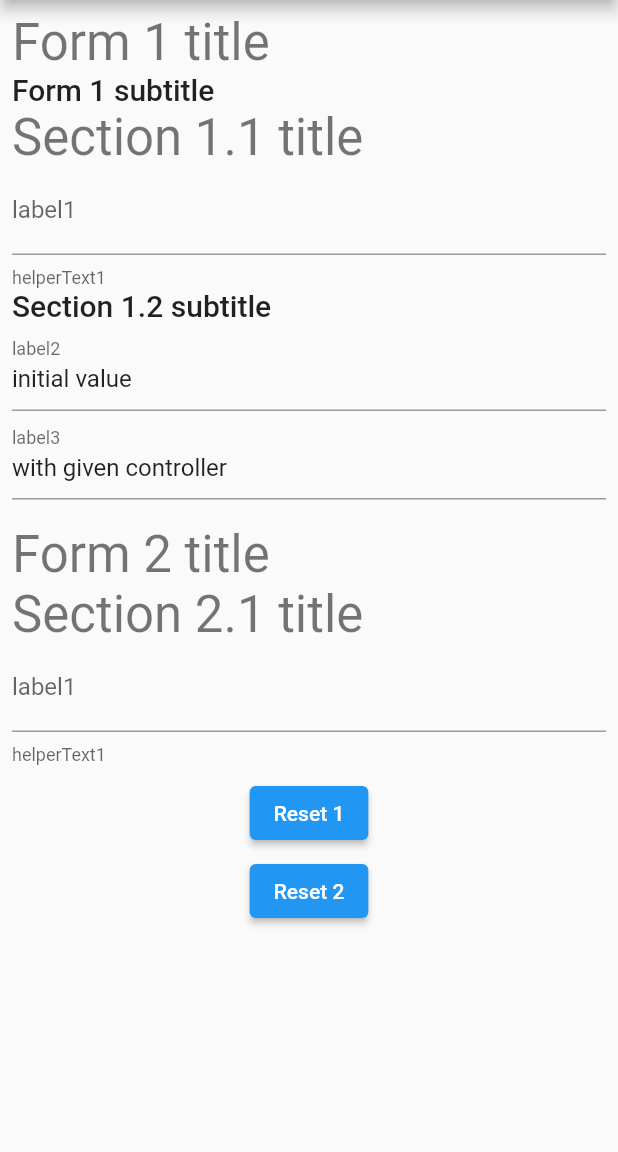
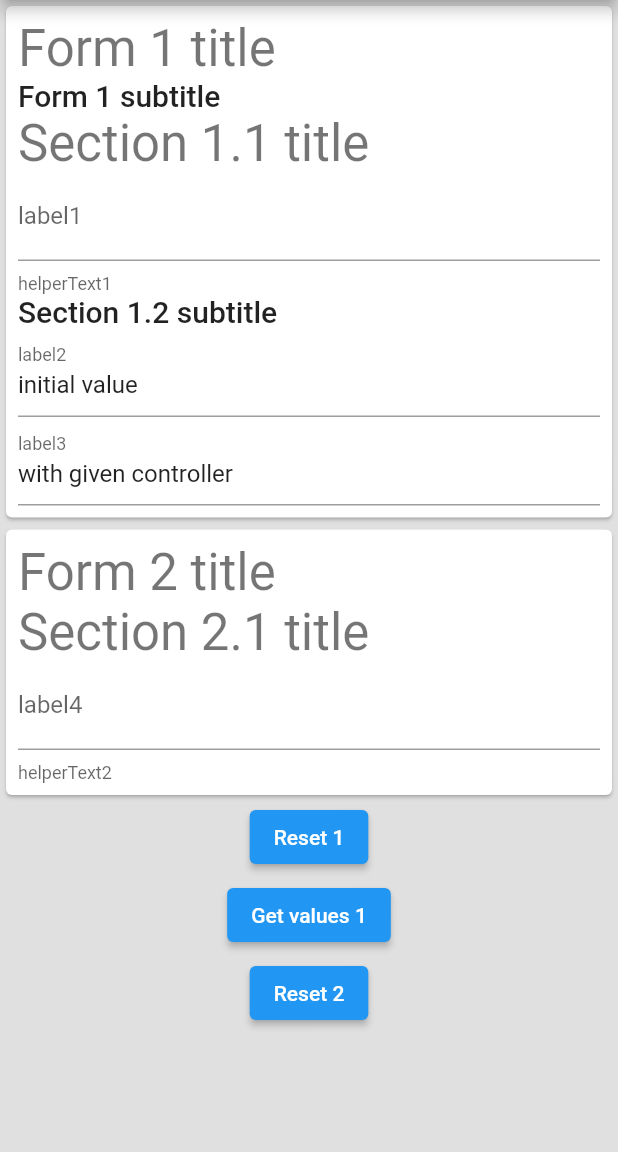
Before and after one commit to dev-boringstuff/BoringForm, a Flutter app: the screen it shows after launch, after a tap on "Reset 1", on a phone screen of 412 x 824 dp, the part 84-1236 px from its top. Run offline on Flutter 3.47's test engine with Material 2 defaults, Android fonts, the phone set to English and light mode, and no system bars.

Commit message:
get form value

```diff
--- a/example/lib/main.dart
+++ b/example/lib/main.dart
@@ -37,9 +37,12 @@ class _HomePageState extends State<HomePage> {
   Widget build(BuildContext context) {
     return Scaffold(
       appBar: AppBar(title: const Text('boring_form_builder example')),
-      body: ListView(
+      body: Container(
+        color: Colors.grey[300],
+        child: ListView(
           children: [
-          BoringForm(
+            Card(
+              child: BoringForm(
                 controller: form1Controller,
                 title: 'Form 1 title',
                 subtitle: 'Form 1 subtitle',
@@ -72,7 +75,9 @@ class _HomePageState extends State<HomePage> {
                   )
                 ],
               ),
-          BoringForm(
+            ),
+            Card(
+              child: BoringForm(
                 controller: form2Controller,
                 title: 'Form 2 title',
                 sections: [
@@ -81,12 +86,13 @@ class _HomePageState extends State<HomePage> {
                     fields: const [
                       BoringTextField(
                         jsonKey: 'jsonKey1',
-                    label: 'label1',
-                    helperText: 'helperText1',
+                        label: 'label4',
+                        helperText: 'helperText2',
                       ),
                     ],
                   ),
                 ],
+              ),
             ),
             IntrinsicWidth(
               child: Column(
@@ -100,6 +106,13 @@ class _HomePageState extends State<HomePage> {
                   const SizedBox(height: 4),
                   ElevatedButton(
                     onPressed: () {
+                      debugPrint(form1Controller.getValue().toString());
+                    },
+                    child: const Text('Get values 1'),
+                  ),
+                  const SizedBox(height: 4),
+                  ElevatedButton(
+                    onPressed: () {
                       form2Controller.reset();
                     },
                     child: const Text('Reset 2'),
@@ -109,6 +122,7 @@ class _HomePageState extends State<HomePage> {
             ),
           ],
         ),
+      ),
     );
   }
 }
--- a/lib/src/boring_field_controller.dart
+++ b/lib/src/boring_field_controller.dart
@@ -1,6 +1,7 @@
 import 'package:flutter/material.dart';
 
 class BoringFieldController<T> extends ChangeNotifier {
+  T? value;
   bool isResetting = false;
   bool shouldReset = false;
 
--- a/lib/src/boring_form_controller.dart
+++ b/lib/src/boring_form_controller.dart
@@ -1,11 +1,21 @@
 import 'package:flutter/material.dart';
 
 class BoringFormController extends ChangeNotifier {
+  Map<String, dynamic> receivedValue = {};
   bool isResetting = false;
   bool shouldReset = false;
+  bool isGettingValue = false;
+  bool shouldGetValue = false;
 
   void reset() {
     shouldReset = true;
     notifyListeners();
   }
+
+  Map<String, dynamic> getValue() {
+    shouldGetValue = true;
+    notifyListeners();
+
+    return receivedValue;
+  }
 }
--- a/lib/src/boring_section.dart
+++ b/lib/src/boring_section.dart
@@ -2,9 +2,13 @@ import 'package:boring_form_builder/src/boring_field.dart';
 import 'package:flutter/material.dart';
 
 class BoringSection extends StatelessWidget {
-  BoringSection(
-      {Key? key, this.title, this.subtitle, required List<BoringField> fields})
-      : fields = fields.map((field) {
+  BoringSection({
+    Key? key,
+    this.title,
+    this.subtitle,
+    required List<BoringField> fields,
+    this.jsonKey,
+  })  : fields = fields.map((field) {
           final newField = field.copyWithController();
           return newField;
         }).toList(),
@@ -12,6 +16,7 @@ class BoringSection extends StatelessWidget {
 
   final String? title;
   final String? subtitle;
+  final String? jsonKey;
   final List<BoringField> fields;
 
   @override
@@ -41,4 +46,12 @@ class BoringSection extends StatelessWidget {
       field.controller?.reset();
     }
   }
+
+  Map<String, dynamic> getValue() {
+    final valuesMap = <String, dynamic>{};
+    for (var field in fields) {
+      valuesMap[field.jsonKey] = field.controller?.value;
+    }
+    return valuesMap;
+  }
 }
--- a/lib/src/fields/boring_text_field.dart
+++ b/lib/src/fields/boring_text_field.dart
@@ -40,14 +40,14 @@ class BoringTextField extends StatefulWidget implements BoringField<String> {
 
 class _BoringTextFieldState extends State<BoringTextField>
     implements BoringFieldState<String> {
-  late String? value = widget.initialValue;
-  final controller = TextEditingController();
+  final textController = TextEditingController();
 
   @override
   void initState() {
     super.initState();
 
-    controller.text = value ?? '';
+    widget.controller?.value = widget.initialValue;
+    textController.text = widget.controller?.value ?? '';
 
     widget.controller?.addListener(() {
       if ((widget.controller?.shouldReset ?? false) &&
@@ -60,9 +60,9 @@ class _BoringTextFieldState extends State<BoringTextField>
   @override
   Widget build(BuildContext context) {
     return TextFormField(
-      controller: controller,
+      controller: textController,
       onChanged: (v) => setState(() {
-        value = v;
+        widget.controller?.value = v;
       }),
       decoration: InputDecoration(
         label: Text(widget.label),
@@ -75,10 +75,8 @@ class _BoringTextFieldState extends State<BoringTextField>
   void reset() {
     widget.controller?.shouldReset = false;
     widget.controller?.isResetting = true;
-    setState(() {
-      value = widget.initialValue;
-    });
-    controller.text = value ?? '';
+    widget.controller?.value = widget.initialValue;
+    textController.text = widget.controller?.value ?? '';
     widget.controller?.isResetting = false;
   }
 }
```
Also changed, not shown: lib/src/boring_form.dart (+21 -0 lines). Lines whose indentation alone changed are shown as unchanged.
